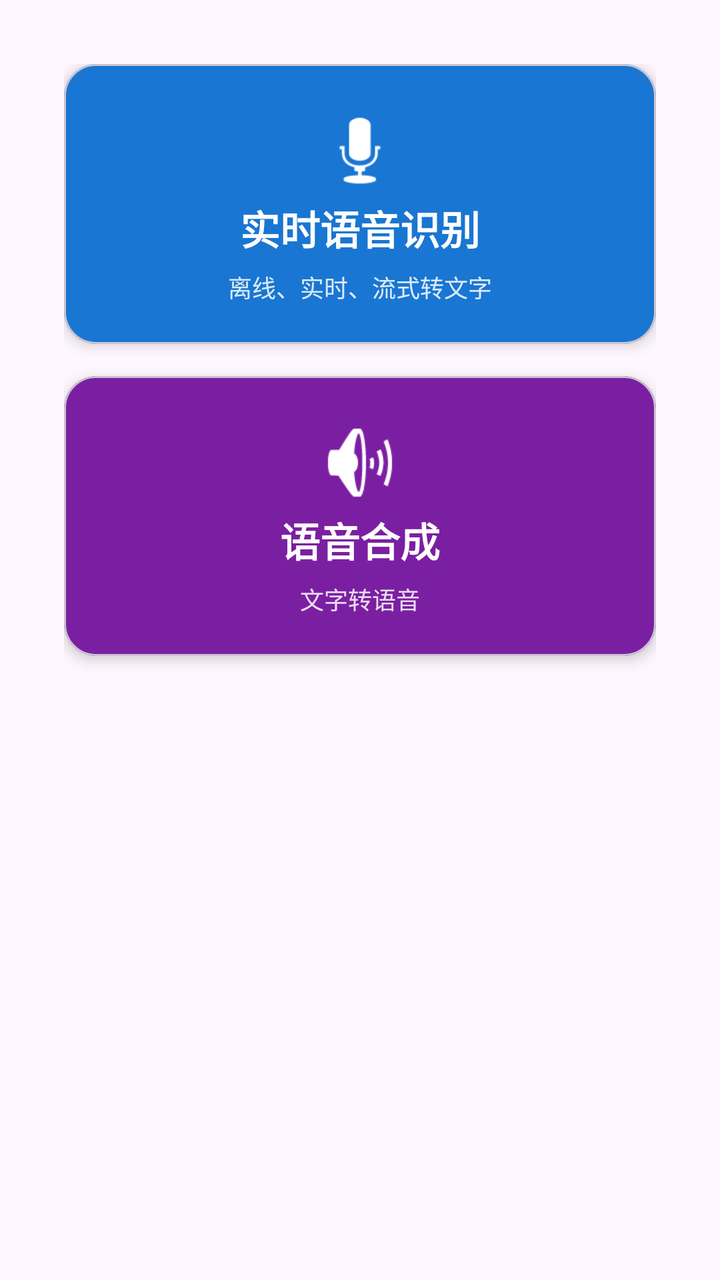
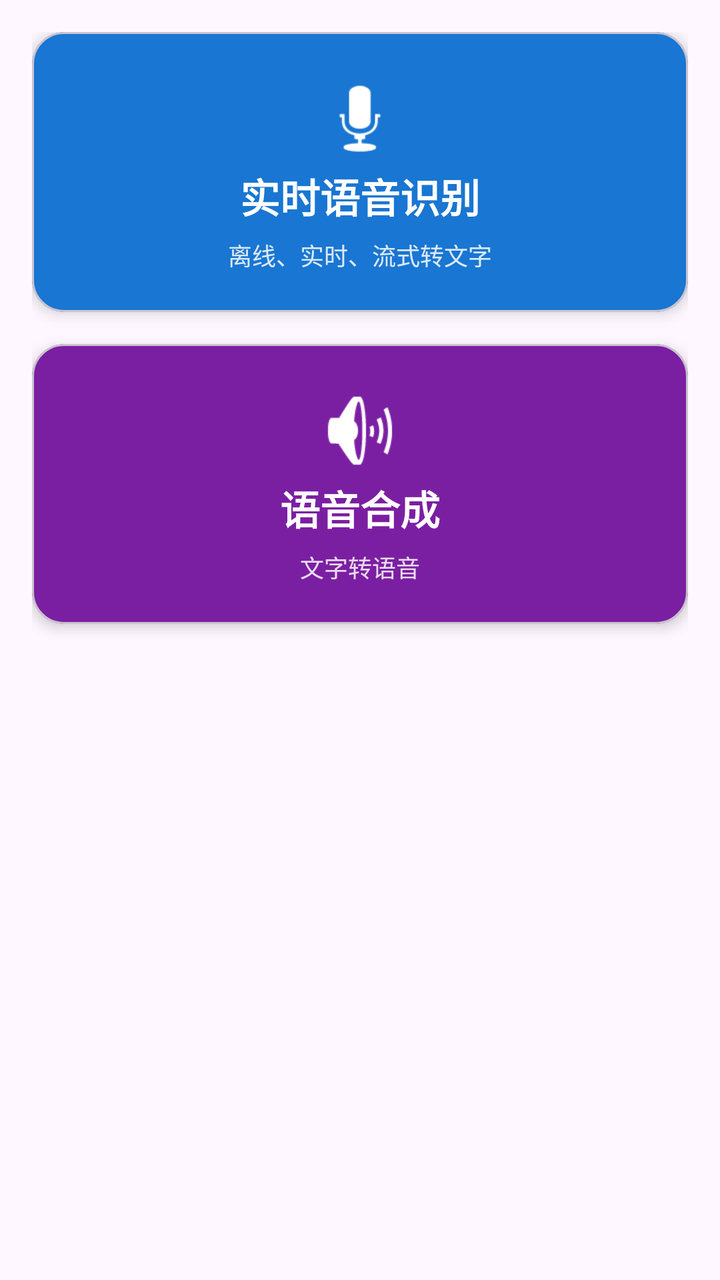

Screens rendered from an Android XML layout before and after an edit, with the pre-edit source and the edit as a unified diff.
<!-- AndroidManifest.xml: activity theme Theme.SherpaOnnxAndroid -->
<!-- res/layout/fragment_main.xml -->
<?xml version="1.0" encoding="utf-8"?>
<ScrollView xmlns:android="http://schemas.android.com/apk/res/android"
    xmlns:app="http://schemas.android.com/apk/res-auto"
    android:layout_width="match_parent"
    android:layout_height="match_parent"
    android:fillViewport="true">

    <LinearLayout
        android:layout_width="match_parent"
        android:layout_height="wrap_content"
        android:orientation="vertical"
        android:padding="32dp">

        
        <com.google.android.material.card.MaterialCardView
            android:id="@+id/card_live_asr"
            android:layout_width="match_parent"
            android:layout_height="140dp"
            android:layout_marginBottom="16dp"
            android:clickable="true"
            android:focusable="true"
            android:foreground="?attr/selectableItemBackground"
            app:cardBackgroundColor="#1976D2"
            app:cardCornerRadius="16dp"
            app:cardElevation="4dp">

            <LinearLayout
                android:layout_width="match_parent"
                android:layout_height="match_parent"
                android:gravity="center"
                android:orientation="vertical"
                android:padding="16dp">

                <ImageView
                    android:layout_width="48dp"
                    android:layout_height="48dp"
                    android:contentDescription="@string/real_asr"
                    android:src="@android:drawable/ic_btn_speak_now"
                    app:tint="#FFFFFF" />

                <TextView
                    android:layout_width="wrap_content"
                    android:layout_height="wrap_content"
                    android:text="@string/real_asr"
                    android:textColor="#FFFFFF"
                    android:textSize="20sp"
                    android:textStyle="bold" />

                <TextView
                    android:layout_width="wrap_content"
                    android:layout_height="wrap_content"
                    android:layout_marginTop="6dp"
                    android:alpha="0.85"
                    android:text="@string/real_asr_tip"
                    android:textColor="#FFFFFF"
                    android:textSize="12sp" />
            </LinearLayout>
        </com.google.android.material.card.MaterialCardView>

        
        <com.google.android.material.card.MaterialCardView
            android:id="@+id/card_tts"
            android:layout_width="match_parent"
            android:layout_height="140dp"
            android:layout_marginBottom="16dp"
            android:clickable="true"
            android:focusable="true"
            android:foreground="?attr/selectableItemBackground"
            app:cardBackgroundColor="#7B1FA2"
            app:cardCornerRadius="16dp"
            app:cardElevation="4dp">

            <LinearLayout
                android:layout_width="match_parent"
                android:layout_height="match_parent"
                android:gravity="center"
                android:orientation="vertical"
                android:padding="16dp">

                <ImageView
                    android:layout_width="48dp"
                    android:layout_height="48dp"
                    android:contentDescription="@string/tts"
                    android:src="@android:drawable/ic_lock_silent_mode_off"
                    app:tint="#FFFFFF" />

                <TextView
                    android:layout_width="wrap_content"
                    android:layout_height="wrap_content"
                    android:text="@string/tts"
                    android:textColor="#FFFFFF"
                    android:textSize="20sp"
                    android:textStyle="bold" />

                <TextView
                    android:layout_width="wrap_content"
                    android:layout_height="wrap_content"
                    android:layout_marginTop="6dp"
                    android:alpha="0.85"
                    android:text="@string/tts_tip"
                    android:textColor="#FFFFFF"
                    android:textSize="12sp" />
            </LinearLayout>
        </com.google.android.material.card.MaterialCardView>

    </LinearLayout>

</ScrollView>
<!-- resources referenced by this layout -->
<resources>
  <string name="real_asr">实时语音识别</string>
  <string name="real_asr_tip">离线、实时、流式转文字</string>
  <string name="tts">语音合成</string>
  <string name="tts_tip">文字转语音</string>
  <style name="Theme.SherpaOnnxAndroid" parent="Theme.Material3.Light.NoActionBar">
          <item name="colorPrimary">#2196F3</item>
          <item name="colorPrimaryDark">#1976D2</item>
          <item name="colorAccent">#FF4081</item>
          <item name="android:statusBarColor">@android:color/transparent</item>
          <item name="android:navigationBarColor">@android:color/transparent</item>
      </style>
</resources>

<!-- the commit's change to res/layout/fragment_main.xml (unified diff, before → after) -->
@@ -9,7 +9,7 @@
         android:layout_width="match_parent"
         android:layout_height="wrap_content"
         android:orientation="vertical"
-        android:padding="32dp">
+        android:padding="16dp">
 
         
         <com.google.android.material.card.MaterialCardView
